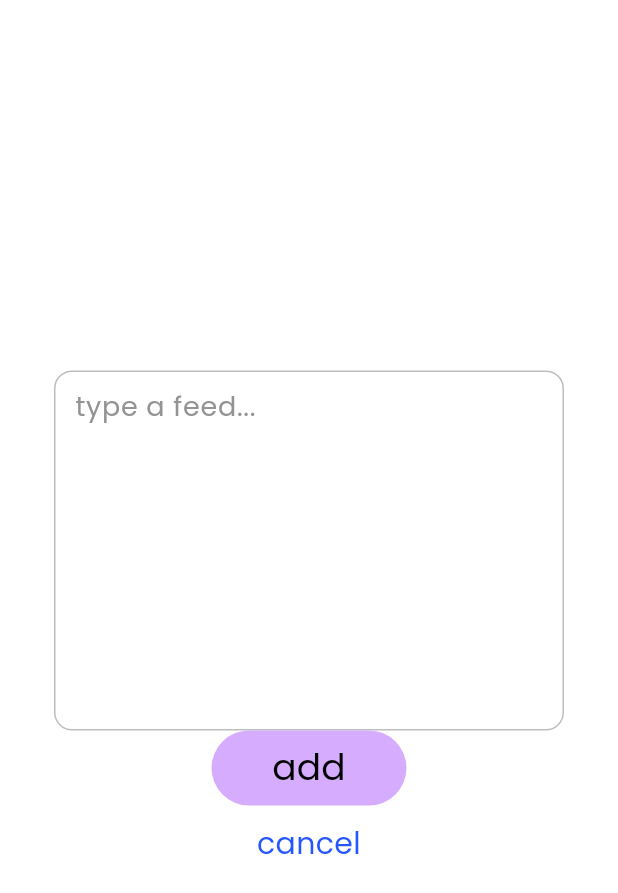
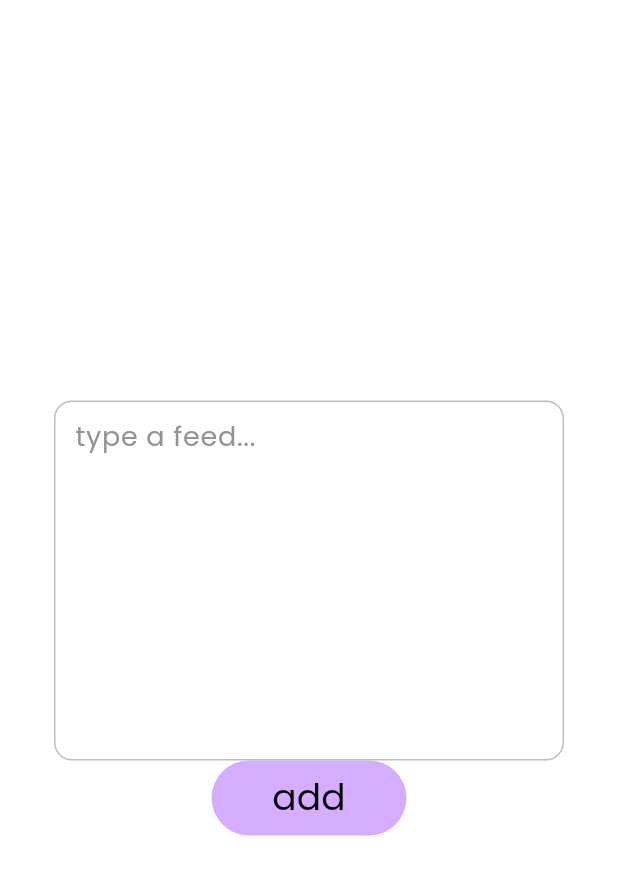
Before and after one commit to Pragades-Rajagopal/tutoree-app, a Flutter app: the AddFeedPage screen opened directly, on a phone screen of 412 x 824 dp. Shown: the top 893 px of the screen. Run offline on Flutter 3.47's test engine with Material 3 defaults, Android fonts, the phone set to English and light mode, and no system bars; our stand-ins replace get, google_fonts, google_nav_bar, loading_indicator, shared_preferences; accounts and stored records are empty.

Commit message:
change to remove route after add feed

```diff
--- a/lib/pages/feed/add_feed.dart
+++ b/lib/pages/feed/add_feed.dart
@@ -3,7 +3,6 @@ import 'package:get/get.dart';
 import 'package:shared_preferences/shared_preferences.dart';
 import 'package:tutoree_app/config/constants.dart';
 import 'package:tutoree_app/models/feeds_model.dart';
-import 'package:tutoree_app/pages/student.dart';
 import 'package:tutoree_app/services/feed_api_service.dart';
 import 'package:tutoree_app/utils/common_utils.dart';
 
@@ -67,7 +66,7 @@ class _AddFeedPageState extends State<AddFeedPage> {
         alertDialog["commonSuccess"]!,
         alertDialog["addFeedSuccess"]!,
       );
-      Get.to('/StudentPage');
+      Get.offAndToNamed('studentHome');
     }
   }
 
@@ -175,25 +174,6 @@ class _AddFeedPageState extends State<AddFeedPage> {
                         ),
                       ),
               ),
-              const SizedBox(
-                height: 10.0,
-              ),
-              GestureDetector(
-                onTap: () {
-                  Get.offAll(() => const StudentPage());
-                },
-                child: const Text(
-                  'cancel',
-                  textAlign: TextAlign.center,
-                  style: TextStyle(
-                    color: Color(0xFF2756FD),
-                    fontSize: 20,
-                    fontFamily: 'Poppins',
-                    fontWeight: FontWeight.w400,
-                    height: 0,
-                  ),
-                ),
-              ),
             ],
           ),
         ),
```
